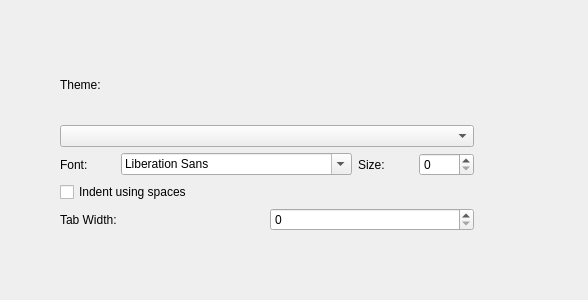
Old version of the form src/GeneralSettingsView.ui in the repository silkedit/silkedit.
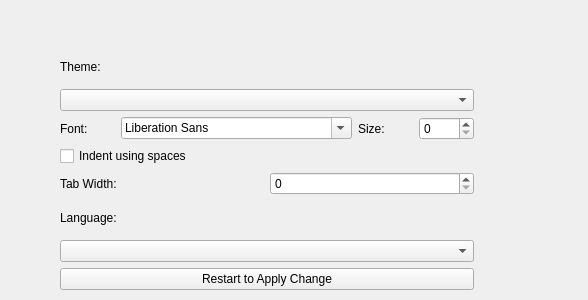
New version of the form.

Commit message: Add Language combo box

Patch:
```diff
--- a/src/GeneralSettingsView.ui
+++ b/src/GeneralSettingsView.ui
@@ -19,7 +19,7 @@
      <x>60</x>
      <y>50</y>
      <width>414</width>
-     <height>181</height>
+     <height>240</height>
     </rect>
    </property>
    <layout class="QVBoxLayout" name="verticalLayout">
@@ -81,6 +81,23 @@
       </item>
      </layout>
     </item>
+    <item>
+     <widget class="QLabel" name="label_5">
+      <property name="text">
+       <string>Language:</string>
+      </property>
+     </widget>
+    </item>
+    <item>
+     <widget class="QComboBox" name="langCombo"/>
+    </item>
+    <item>
+     <widget class="QPushButton" name="restartButton">
+      <property name="text">
+       <string>Restart to Apply Change</string>
+      </property>
+     </widget>
+    </item>
    </layout>
   </widget>
  </widget>
```
Left out of the diff: 3 changed lines with no effect on the pictures. The commit also changes 10 other files.
